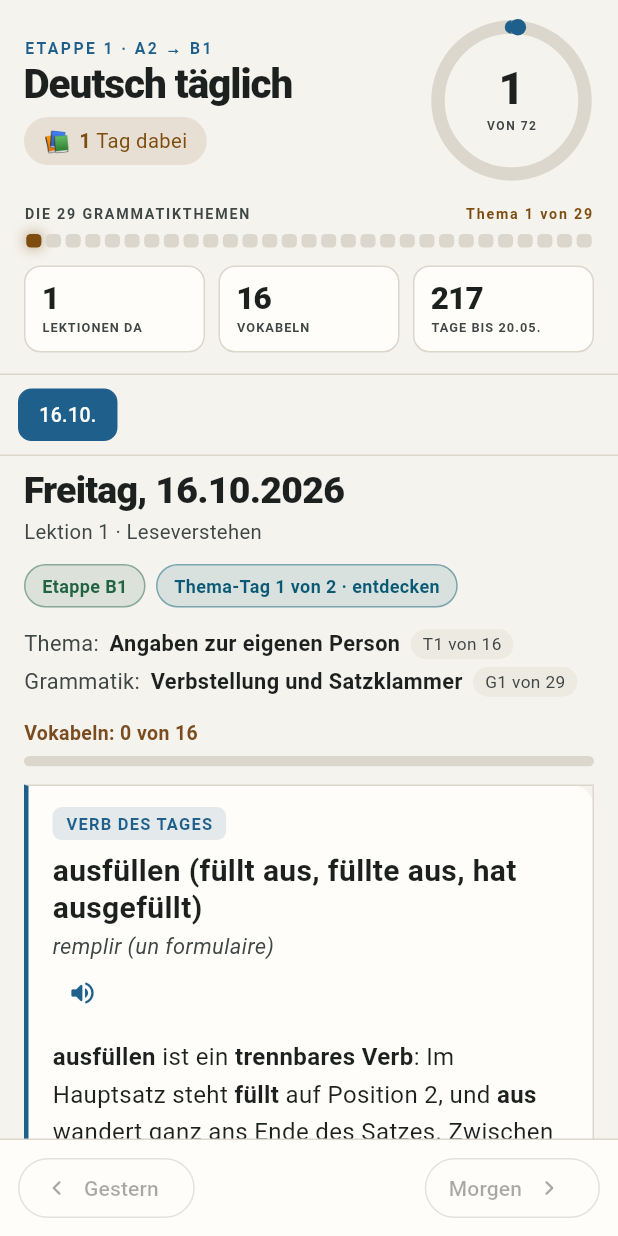
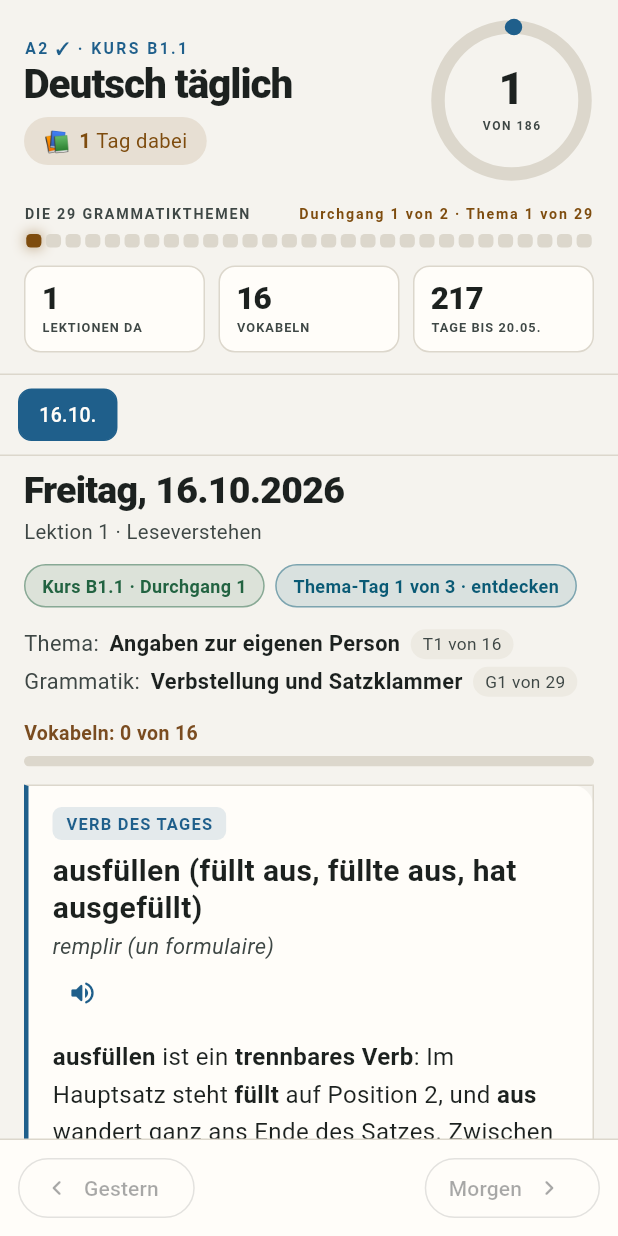
Before and after one commit to Williamszika/Etude-et-revision-exercice-et-Examen, a Flutter app: the screen it shows after launch, on a phone screen of 412 x 824 dp. Run offline on Flutter 3.47's test engine with Material 3 defaults, Android fonts, the phone set to English and light mode, and no system bars; our stand-ins replace flutter_tts, shared_preferences; network calls fail.

Commit message:
App: neuer Takt — Mo–Sa, Sonntag Ruhetag, zwei Durchgänge, 186 Lektionen
Auf ihre Bitte vom 15.10.2026 („mettre a jour l'app sur le iphone“):
- Takt-Klasse in daten/modelle.dart; Zyklus rechnet wie heute.py
  (Lektionstag Mo–Sa ohne Pausen, 3 Lektionen pro Thema, 2 Durchgänge,
  Wiederholung ab Lektion 175, Pausen mit zaehlt)
- Tagesleiste: Sonntag als Ruhetag (☾), fehlende Samstagslektion erkannt
- Etiketten: „A2 ✓ · KURS B1.1“, „Kurs B1.x · Durchgang n“,
  „Thema-Tag t von 3 · entdecken/üben/anwenden“
- build.py: ruhetag, proThema, durchgaenge, lektionenGesamt aus heute.py
- Tests neu mit Sollwerten aus heute.py --plan: 34 grün, analyze sauber

Co-Authored-By: Claude Opus 5.5 <noreply@anthropic.com>
Claude-Session: https://claude.ai/code/session_01Bk4xgNDJRwrYD3PGtzQz3p

```diff
--- a/app/lib/daten/modelle.dart
+++ b/app/lib/daten/modelle.dart
@@ -16,6 +16,10 @@ class Daten {
     required this.themenGesamt,
     required this.etappeEnde,
     required this.lektionen,
+    this.ruhetag = 7,
+    this.proThema = 3,
+    this.durchgaenge = 2,
+    this.pausen = const [],
   });
 
   /// Tag, an dem `build.py` die Datei geschrieben hat.
@@ -27,15 +31,34 @@ class Daten {
   final int themenGesamt;
   final String etappeEnde;
 
+  /// Seit dem Neustart am 16.10.2026: Lektion Montag bis Samstag, der
+  /// Ruhetag ist ein Dart-Wochentag (7 = Sonntag).
+  final int ruhetag;
+
+  /// Lektionen pro Grammatikthema (1 entdecken · 2 üben · 3 anwenden).
+  final int proThema;
+
+  /// Wie oft das ganze Programm durchläuft — seit dem 15.10.2026 zweimal.
+  final int durchgaenge;
+
+  /// Pausen aus `pausen.json`: `{von, bis, zaehlt?}`.
+  final List<Map<String, dynamic>> pausen;
+
   /// Neueste zuerst, genau wie im Web-Template.
   final List<Lektion> lektionen;
 
   static Daten ausJson(Map<String, dynamic> j) => Daten(
         stand: (j['stand'] ?? '') as String,
-        start: (j['start'] ?? '2026-09-11') as String,
-        lektionenGesamt: (j['lektionenGesamt'] ?? 72) as int,
+        start: (j['start'] ?? '2026-10-16') as String,
+        lektionenGesamt: (j['lektionenGesamt'] ?? 186) as int,
         themenGesamt: (j['themenGesamt'] ?? 29) as int,
-        etappeEnde: (j['etappeEnde'] ?? '2027-01-31') as String,
+        etappeEnde: (j['etappeEnde'] ?? '2027-05-20') as String,
+        ruhetag: (j['ruhetag'] ?? 7) as int,
+        proThema: (j['proThema'] ?? 3) as int,
+        durchgaenge: (j['durchgaenge'] ?? 2) as int,
+        pausen: ((j['pausen'] is List) ? j['pausen'] as List : const [])
+            .whereType<Map<String, dynamic>>()
+            .toList(),
         lektionen: ((j['lektionen'] ?? const []) as List)
             .whereType<Map<String, dynamic>>()
             .map(Lektion.new)
@@ -44,12 +67,22 @@ class Daten {
 
   static final Daten leer = Daten(
     stand: '',
-    start: '2026-09-11',
-    lektionenGesamt: 72,
+    start: '2026-10-16',
+    lektionenGesamt: 186,
     themenGesamt: 29,
-    etappeEnde: '2027-01-31',
+    etappeEnde: '2027-05-20',
     lektionen: const [],
   );
+
+  /// Die Taktregeln, mit denen `Zyklus` rechnet.
+  Takt get takt => Takt(
+        start: start,
+        ruhetag: ruhetag,
+        proThema: proThema,
+        themenGesamt: themenGesamt,
+        durchgaenge: durchgaenge,
+        pausen: pausen,
+      );
 
   /// Die Lektion zu einem Datum, oder null.
   Lektion? amTag(String datum) {
@@ -109,3 +142,32 @@ int? zahlVon(Object? v) {
   if (v is String) return int.tryParse(v);
   return null;
 }
+
+/// Die Regeln des Takts, so wie `deutsch-taeglich/heute.py` sie rechnet.
+///
+/// Seit dem Neustart am 16.10.2026: eine Lektion an jedem Tag außer dem
+/// Ruhetag (Sonntag) und außer Pausentagen; drei Lektionen pro Thema; das
+/// ganze Programm zweimal (ihre Wahl vom 15.10.2026), danach Wiederholung.
+class Takt {
+  const Takt({
+    required this.start,
+    this.ruhetag = 7,
+    this.proThema = 3,
+    this.themenGesamt = 29,
+    this.durchgaenge = 2,
+    this.pausen = const [],
+  });
+
+  final String start;
+  final int ruhetag;
+  final int proThema;
+  final int themenGesamt;
+  final int durchgaenge;
+  final List<Map<String, dynamic>> pausen;
+
+  /// Lektionen in einem Durchgang (29 × 3 = 87).
+  int get proDurchgang => themenGesamt * proThema;
+
+  /// Ab dieser Lektion ist alles Wiederholung (2 × 87 = 174 → ab 175).
+  int get grammatikLektionen => proDurchgang * durchgaenge;
+}
--- a/app/lib/logik/zyklus.dart
+++ b/app/lib/logik/zyklus.dart
@@ -1,20 +1,24 @@
 import '../daten/modelle.dart';
 
-/// Die Rechnung hinter Deutsch täglich — dieselbe wie im Web-Template und in
-/// `CLAUDE.md`, nur in Dart.
+/// Die Rechnung hinter Deutsch täglich — dieselbe wie `deutsch-taeglich/heute.py`,
+/// nur in Dart.
 ///
-///     t = (heute − 11.09.2026).days
-///     t gerade und ≥ 0  →  Lektionstag,  lektion = t ~/ 2 + 1   (1 … 72)
-///     t ungerade        →  Übungstag
-///     themaBlock        =  t ~/ 4 + 1                            (1 … 29)
+/// **Seit dem Neustart am 16.10.2026** (und der Wahl vom 15.10.2026 abends,
+/// das ganze B1-Programm zweimal zu machen):
 ///
-/// Ab t ≥ themenGesamt × 4 (mit 29 Blöcken also ab t = 116, dem 05.01.2027)
-/// läuft die Wiederholungsphase: kein neues Grammatikthema mehr.
+///     Lektionstag  = jeder Tag ab Start außer Sonntag und außer Pausentagen
+///     lektion      = Zahl der Lektionstage vom Start bis heute (1 … 186)
+///     durchgang    = 1 für Lektion 1–87, 2 für Lektion 88–174
+///     themaBlock   = ((lektion − 1) ~/ 3) % 29 + 1
+///     themenTag    = (lektion − 1) % 3 + 1   — entdecken · üben · anwenden
+///     ab Lektion 175: Wiederholung bis zum 20.05.2027
 ///
-/// **Am 19.09.2026 wurde die Etappe bis zum 31.01.2027 verlängert** — vorher
-/// 56 Lektionen und 21 Blöcke bis zum 31.12.2026. Die Grenze der
-/// Wiederholungsphase stand damals als feste 82 im Code und musste von Hand
-/// mitgezogen werden; deshalb rechnet sie sich jetzt aus `themenGesamt`.
+/// Eine Pause mit `zaehlt: true` ist ein Tag ohne Lektion, läuft im Plan aber
+/// mit — wie in `heute.py`.
+///
+/// Vorher (bis 15.10.2026) stand hier „jeden zweiten Tag ist Lektionstag“.
+/// Mit dieser Regel zeigte die App nach dem Neustart jeden zweiten Tag einen
+/// falschen Übungstag und zählte die Lektionen nur halb so schnell.
 class Zyklus {
   const Zyklus._();
 
@@ -41,36 +45,62 @@ class Zyklus {
   static int tageZwischen(String von, String bis) =>
       tagVon(bis).difference(tagVon(von)).inDays;
 
-  /// t für ein Datum.
-  static int t(String start, String datum) => tageZwischen(start, datum);
-
-  static bool istLektionstag(String start, String datum) {
-    final x = t(start, datum);
-    return x >= 0 && x.isEven;
+  static Map<String, dynamic>? _pause(Takt k, String datum) {
+    for (final p in k.pausen) {
+      final von = (p['von'] ?? '') as String, bis = (p['bis'] ?? '') as String;
+      if (von.isNotEmpty && datum.compareTo(von) >= 0 && datum.compareTo(bis) <= 0) {
+        return p;
+      }
+    }
+    return null;
   }
 
-  static bool istUebungstag(String start, String datum) {
-    final x = t(start, datum);
-    return x >= 0 && x.isOdd;
+  static bool istPause(Takt k, String datum) => _pause(k, datum) != null;
+
+  static bool istRuhetag(Takt k, String datum) =>
+      tagVon(datum).weekday == k.ruhetag;
+
+  /// Heute gehört eine Lektion hin.
+  static bool istLektionstag(Takt k, String datum) =>
+      tageZwischen(k.start, datum) >= 0 &&
+      !istRuhetag(k, datum) &&
+      !istPause(k, datum);
+
+  /// Kein Lektionstag, aber nach dem Start (Sonntag oder Pause).
+  static bool istUebungstag(Takt k, String datum) =>
+      tageZwischen(k.start, datum) >= 0 && !istLektionstag(k, datum);
+
+  /// Die Lektionsnummer an diesem Tag (Zahl der Lektionstage bis einschließlich
+  /// heute), gedeckelt auf `gesamt`.
+  static int lektionsNr(Takt k, String datum, int gesamt) {
+    if (tageZwischen(k.start, datum) < 0) return 0;
+    final ende = tagVon(datum);
+    var n = 0;
+    for (var x = tagVon(k.start); !x.isAfter(ende); x = x.add(const Duration(days: 1))) {
+      final iso = isoVon(x);
+      if (x.weekday == k.ruhetag) continue;
+      final p = _pause(k, iso);
+      if (p != null && p['zaehlt'] != true) continue;
+      n++;
+    }
+    return n > gesamt ? gesamt : n;
   }
 
-  static int lektionsNr(String start, String datum, int gesamt) {
-    final x = t(start, datum);
-    if (x < 0) return 0;
-    final n = x ~/ 2 + 1;
-    return n < 0 ? 0 : (n > gesamt ? gesamt : n);
-  }
+  /// Durchgang zu einer Lektionsnummer: 1, 2 … — 0 in der Wiederholung.
+  static int durchgangVon(Takt k, int lektion) =>
+      lektion < 1 || lektion > k.grammatikLektionen
+          ? 0
+          : (lektion - 1) ~/ k.proDurchgang + 1;
 
-  static int themenBlock(String start, String datum, int gesamt) {
-    final x = t(start, datum);
-    if (x < 0) return 0;
-    final n = x ~/ 4 + 1;
-    return n < 0 ? 0 : (n > gesamt ? gesamt : n);
-  }
+  static int blockVon(Takt k, int lektion) => lektion < 1
+      ? 0
+      : ((lektion - 1) ~/ k.proThema) % k.themenGesamt + 1;
 
-  static bool istWiederholung(String start, String datum,
-          [int themenGesamt = 29]) =>
-      t(start, datum) >= themenGesamt * 4;
+  static int themenBlock(Takt k, String datum) =>
+      blockVon(k, lektionsNr(k, datum, 1 << 30));
+
+  static bool istWiederholung(Takt k, String datum) =>
+      lektionsNr(k, datum, 1 << 30) > k.grammatikLektionen;
 
   static const wochentage = [
     'Montag', 'Dienstag', 'Mittwoch', 'Donnerstag',
@@ -108,6 +138,7 @@ class Tag {
     required this.lektion,
     required this.uebung,
     this.fehlt = false,
+    this.ruhetag = false,
   });
 
   final String datum;
@@ -133,6 +164,9 @@ class Tag {
   /// stattdessen, dass etwas fehlt, und schickt sie auf die Webseite.
   final bool fehlt;
 
+  /// Seit dem 16.10.2026: Sonntag ist Ruhetag — keine Lektion geplant.
+  final bool ruhetag;
+
   static List<Tag> bauen(Daten d) {
     if (d.lektionen.isEmpty) return const [];
     final erste = Zyklus.tagVon(d.lektionen.last.datum);
@@ -151,11 +185,13 @@ class Tag {
       } else if (letzte != null) {
         // Kein Lektionsdatei für diesen Tag. Sagt der Takt, dass hier eine
         // hingehört, dann fehlt sie — sonst ist es ein geplanter Übungstag.
+        final k = d.takt;
         raus.add(Tag(
           datum: iso,
           lektion: letzte,
           uebung: true,
-          fehlt: Zyklus.istLektionstag(d.start, iso),
+          fehlt: Zyklus.istLektionstag(k, iso),
+          ruhetag: Zyklus.istRuhetag(k, iso),
         ));
       }
     }
--- a/app/lib/ui/start_seite.dart
+++ b/app/lib/ui/start_seite.dart
@@ -136,12 +136,14 @@ class _Kopf extends StatelessWidget {
         ? <String, dynamic>{}
         : daten.lektionen.first.zyklus;
 
+    final k = daten.takt;
     final lektion = zahlVon(z['lektion']) ??
-        Zyklus.lektionsNr(daten.start, heute, daten.lektionenGesamt);
-    final wdh =
-        Zyklus.istWiederholung(daten.start, heute, daten.themenGesamt);
-    final block = zahlVon(z['themaBlock']) ??
-        Zyklus.themenBlock(daten.start, heute, daten.themenGesamt);
+        Zyklus.lektionsNr(k, heute, daten.lektionenGesamt);
+    final wdh = lektion > k.grammatikLektionen;
+    final block = zahlVon(z['themaBlock']) ?? Zyklus.blockVon(k, lektion);
+    final durchgang = Zyklus.durchgangVon(k, lektion);
+    // Kurs B1.1 = Durchgang 1, Kurs B1.2 = Durchgang 2 und Wiederholung.
+    final kurs = lektion <= k.proDurchgang ? 'B1.1' : 'B1.2';
 
     var woerter = 0;
     for (final l in daten.lektionen) {
@@ -175,7 +177,7 @@ class _Kopf extends StatelessWidget {
                   crossAxisAlignment: CrossAxisAlignment.start,
                   children: [
                     Text(
-                      'ETAPPE 1 · A2 → B1',
+                      'A2 ✓ · KURS $kurs',
                       style: TextStyle(
                         fontSize: 10.5,
                         fontWeight: FontWeight.w700,
@@ -230,7 +232,10 @@ class _Kopf extends StatelessWidget {
                 child: Text(
                   wdh
                       ? 'Wiederholung'
-                      : (block > 0 ? 'Thema $block von ${daten.themenGesamt}' : ''),
+                      : (block > 0
+                          ? '${durchgang > 0 ? 'Durchgang $durchgang von ${k.durchgaenge} · ' : ''}'
+                              'Thema $block von ${daten.themenGesamt}'
+                          : ''),
                   textAlign: TextAlign.right,
                   overflow: TextOverflow.ellipsis,
                   style: TextStyle(
@@ -367,7 +372,7 @@ class _Leiste extends StatelessWidget {
                     if (t.uebung)
                       Padding(
                         padding: const EdgeInsets.only(right: 4),
-                        child: Text('✎',
+                        child: Text(t.ruhetag ? '☾' : '✎',
                             style: TextStyle(
                               fontSize: 12,
                               color: an ? Stil.kartenGrund(context) : f,
--- a/app/lib/ui/tag_seite.dart
+++ b/app/lib/ui/tag_seite.dart
@@ -91,14 +91,23 @@ class _TagSeiteState extends State<TagSeite> {
             fehlt
                 ? 'Die Lektion von heute ist noch nicht angekommen'
                 : uebung
-                    ? 'Übungstag · nur Übungen zur Lektion vom '
-                        '${Zyklus.kurzesDatum(l.datum)}'
+                    ? (widget.tag.ruhetag
+                        ? 'Sonntag · Ruhetag — wenn du magst: Übungen zur Lektion vom '
+                            '${Zyklus.kurzesDatum(l.datum)}'
+                        : 'Übungstag · nur Übungen zur Lektion vom '
+                            '${Zyklus.kurzesDatum(l.datum)}')
                     : 'Lektion ${z['lektion'] ?? ''} · '
                         '${z['fokus'] ?? ''}',
             style: TextStyle(fontSize: 13.5, color: Stil.weich(context)),
           ),
           const SizedBox(height: 12),
-          _Kopfzeilen(z: z, uebung: uebung, themenGesamt: widget.daten.themenGesamt),
+          _Kopfzeilen(
+            z: z,
+            uebung: uebung,
+            ruhetag: widget.tag.ruhetag,
+            themenGesamt: widget.daten.themenGesamt,
+            proDurchgang: widget.daten.takt.proDurchgang,
+          ),
           if (uebung) ...[
             const SizedBox(height: 12),
             if (fehlt)
@@ -141,9 +150,15 @@ class _Kopfzeilen extends StatelessWidget {
     required this.z,
     required this.uebung,
     required this.themenGesamt,
+    this.ruhetag = false,
+    this.proDurchgang = 87,
   });
   final Map<String, dynamic> z;
   final bool uebung;
+  final bool ruhetag;
+
+  /// Lektionen pro Durchgang — bis hierher Kurs B1.1, danach B1.2.
+  final int proDurchgang;
 
   /// Aus `app-daten.json`, nicht aus dem Zyklus der Lektion: Lektionen, die
   /// vor dem 19.09.2026 geschrieben wurden, tragen dort noch `gesamt: 21`.
@@ -170,14 +185,25 @@ class _Kopfzeilen extends StatelessWidget {
         ));
 
     if (uebung) {
-      plus('Übungstag', Stil.blockFarbe(context, 'probe'));
+      plus(ruhetag ? 'Ruhetag' : 'Übungstag', Stil.blockFarbe(context, 'probe'));
     }
-    if (z['etappe'] != null) {
+    final nr = zahlVon(z['lektion']);
+    if (z['etappe'] == 'B1' && nr != null) {
+      final dg = zahlVon(z['durchgang']);
+      plus('Kurs ${nr <= proDurchgang ? 'B1.1' : 'B1.2'}'
+          '${dg != null ? ' · Durchgang $dg' : ''}',
+          Stil.blockFarbe(context, 'aussprache'));
+    } else if (z['etappe'] != null) {
       plus('Etappe ${z['etappe']}', Stil.blockFarbe(context, 'aussprache'));
     }
     if (z['themenTag'] != null) {
       final t = zahlVon(z['themenTag']) ?? 1;
-      plus('Thema-Tag $t von 2 · ${t == 1 ? 'entdecken' : 'anwenden'}',
+      final von = zahlVon(z['themenTage']) ?? 2;
+      const rollen3 = ['entdecken', 'üben', 'anwenden'];
+      final rolle = von == 3
+          ? rollen3[(t - 1).clamp(0, 2)]
+          : (t == 1 ? 'entdecken' : 'anwenden');
+      plus('Thema-Tag $t von $von · $rolle',
           Stil.blockFarbe(context, 'leben'));
     }
 
```
Also changed, not shown: app/assets/lektionen.json (+1 -1 lines), deutsch-taeglich/app-daten.json (+1 -1 lines), 4 other files.
